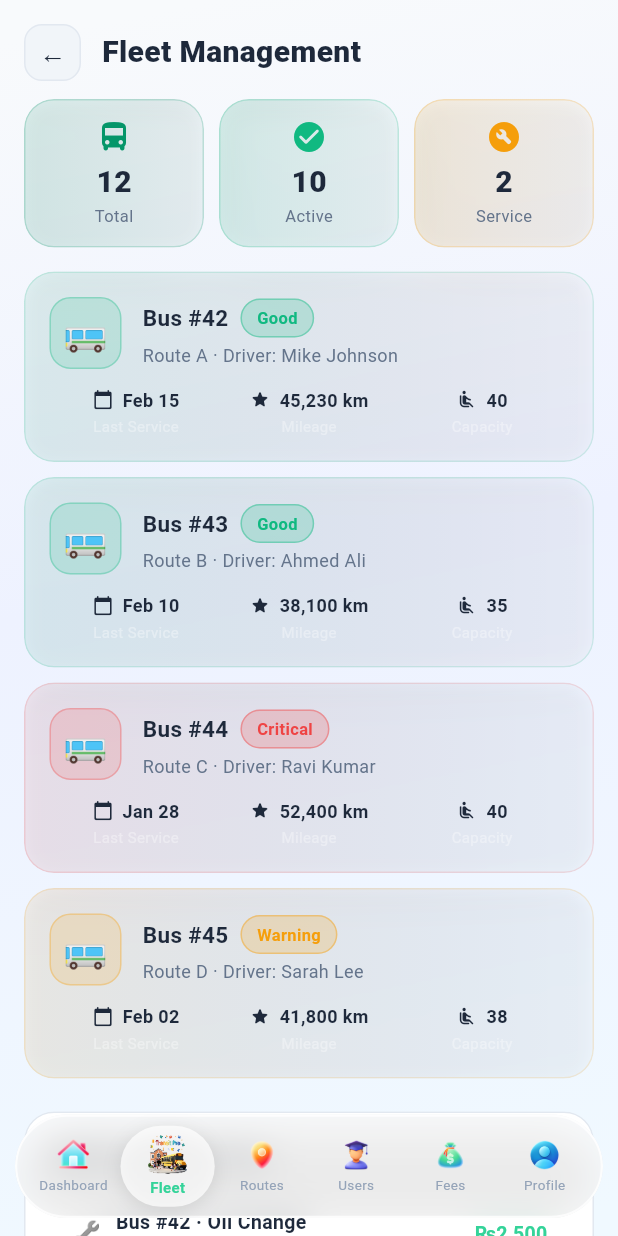
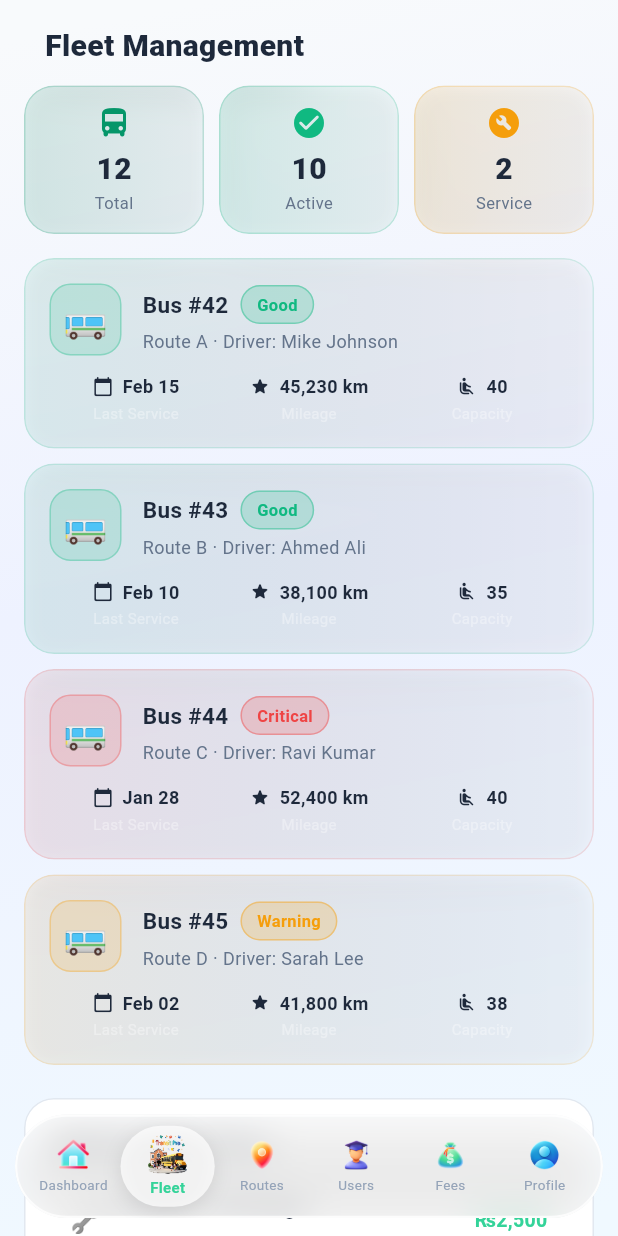
Before and after one commit to Noorulain-Shahid/transit_admin, a Flutter app: the AdminLayout screen opened by its route, after a tap on "View All", on a phone screen of 412 x 824 dp. Run offline on Flutter 3.47's test engine with Material 3 defaults, Android fonts, the light colour scheme and no system bars; our stand-ins replace firebase_auth, firebase_core, go_router, google_sign_in, image_picker, shared_preferences; accounts and stored records are empty.

Commit message:
Refactor admin screens to make onBack callback optional; update UI styles for better consistency

```diff
--- a/lib/screens/admin/admin_dashboard.dart
+++ b/lib/screens/admin/admin_dashboard.dart
@@ -472,7 +472,7 @@ class _AdminStatCard extends StatelessWidget {
           Text(
             label,
             style: TextStyle(
-              color: Colors.white.withValues(alpha: 0.6),
+              color: context.textSecondary,
               fontSize: 12,
               fontWeight: FontWeight.w600,
             ),
@@ -596,10 +596,7 @@ class _BusStatusRow extends StatelessWidget {
                 const SizedBox(height: 4),
                 Text(
                   '$students students',
-                  style: TextStyle(
-                    color: Colors.white.withValues(alpha: 0.35),
-                    fontSize: 11,
-                  ),
+                  style: TextStyle(color: context.textTertiary, fontSize: 11),
                 ),
               ],
             ),
@@ -816,7 +813,7 @@ class _QuickAction extends StatelessWidget {
               Text(
                 label,
                 style: TextStyle(
-                  color: Colors.white.withValues(alpha: 0.7),
+                  color: context.textPrimary,
                   fontSize: 11,
                   fontWeight: FontWeight.w600,
                 ),
--- a/lib/screens/admin/admin_fees.dart
+++ b/lib/screens/admin/admin_fees.dart
@@ -3,8 +3,8 @@ import '../../theme/app_theme.dart';
 import '../../widgets/glass_card.dart';
 
 class AdminFees extends StatefulWidget {
-  final VoidCallback onBack;
-  const AdminFees({super.key, required this.onBack});
+  final VoidCallback? onBack;
+  const AdminFees({super.key, this.onBack});
 
   @override
   State<AdminFees> createState() => _AdminFeesState();
@@ -328,14 +328,15 @@ class _Invoice {
 
 class _Header extends StatelessWidget {
   final String title;
-  final VoidCallback onBack;
-  const _Header({required this.title, required this.onBack});
+  final VoidCallback? onBack;
+  const _Header({required this.title, this.onBack});
   @override
   Widget build(BuildContext context) {
     return Container(
       padding: const EdgeInsets.fromLTRB(16, 16, 16, 12),
       child: Row(
         children: [
+          if (onBack != null)
             GestureDetector(
               onTap: onBack,
               child: Container(
--- a/lib/screens/admin/admin_layout.dart
+++ b/lib/screens/admin/admin_layout.dart
@@ -34,14 +34,8 @@ class _AdminLayoutState extends State<AdminLayout> {
       iconPath: 'assets/images/navbar/track_transparent.png',
       label: 'Routes',
     ),
-    _NavItem(
-      iconPath: 'assets/images/navbar/student.png',
-      label: 'Users',
-    ),
-    _NavItem(
-      iconPath: 'assets/images/navbar/fees.png',
-      label: 'Fees',
-    ),
+    _NavItem(iconPath: 'assets/images/navbar/student.png', label: 'Users'),
+    _NavItem(iconPath: 'assets/images/navbar/fees.png', label: 'Fees'),
     _NavItem(
       iconPath: 'assets/images/navbar/user_transparent.png',
       label: 'Profile',
@@ -59,10 +53,10 @@ class _AdminLayoutState extends State<AdminLayout> {
             index: _tab,
             children: [
               AdminDashboard(onNavigate: _goToTab),
-              AdminVehicles(onBack: () => _goToTab(0)),
-              AdminRoutes(onBack: () => _goToTab(0)),
-              AdminStudents(onBack: () => _goToTab(0)),
-              AdminFees(onBack: () => _goToTab(0)),
+              AdminVehicles(),
+              AdminRoutes(),
+              AdminStudents(),
+              AdminFees(),
               AdminProfile(
                 onNavigate: _goToTab,
                 onLogout: () => context.go('/login'),
--- a/lib/screens/admin/admin_routes.dart
+++ b/lib/screens/admin/admin_routes.dart
@@ -3,8 +3,8 @@ import '../../theme/app_theme.dart';
 import '../../widgets/glass_card.dart';
 
 class AdminRoutes extends StatelessWidget {
-  final VoidCallback onBack;
-  const AdminRoutes({super.key, required this.onBack});
+  final VoidCallback? onBack;
+  const AdminRoutes({super.key, this.onBack});
 
   @override
   Widget build(BuildContext context) {
@@ -327,14 +327,15 @@ class _Route {
 
 class _Header extends StatelessWidget {
   final String title;
-  final VoidCallback onBack;
-  const _Header({required this.title, required this.onBack});
+  final VoidCallback? onBack;
+  const _Header({required this.title, this.onBack});
   @override
   Widget build(BuildContext context) {
     return Container(
       padding: const EdgeInsets.fromLTRB(16, 16, 16, 12),
       child: Row(
         children: [
+          if (onBack != null)
             GestureDetector(
               onTap: onBack,
               child: Container(
--- a/lib/screens/admin/admin_students.dart
+++ b/lib/screens/admin/admin_students.dart
@@ -3,8 +3,8 @@ import '../../theme/app_theme.dart';
 import '../../widgets/glass_card.dart';
 
 class AdminStudents extends StatefulWidget {
-  final VoidCallback onBack;
-  const AdminStudents({super.key, required this.onBack});
+  final VoidCallback? onBack;
+  const AdminStudents({super.key, this.onBack});
 
   @override
   State<AdminStudents> createState() => _AdminStudentsState();
@@ -297,14 +297,15 @@ class _UserData {
 
 class _Header extends StatelessWidget {
   final String title;
-  final VoidCallback onBack;
-  const _Header({required this.title, required this.onBack});
+  final VoidCallback? onBack;
+  const _Header({required this.title, this.onBack});
   @override
   Widget build(BuildContext context) {
     return Container(
       padding: const EdgeInsets.fromLTRB(16, 16, 16, 12),
       child: Row(
         children: [
+          if (onBack != null)
             GestureDetector(
               onTap: onBack,
               child: Container(
--- a/lib/screens/admin/admin_vehicles.dart
+++ b/lib/screens/admin/admin_vehicles.dart
@@ -3,8 +3,8 @@ import '../../theme/app_theme.dart';
 import '../../widgets/glass_card.dart';
 
 class AdminVehicles extends StatelessWidget {
-  final VoidCallback onBack;
-  const AdminVehicles({super.key, required this.onBack});
+  final VoidCallback? onBack;
+  const AdminVehicles({super.key, this.onBack});
 
   @override
   Widget build(BuildContext context) {
@@ -246,8 +246,8 @@ class _Vehicle {
 
 class _Header extends StatelessWidget {
   final String title;
-  final VoidCallback onBack;
-  const _Header({required this.title, required this.onBack});
+  final VoidCallback? onBack;
+  const _Header({required this.title, this.onBack});
 
   @override
   Widget build(BuildContext context) {
@@ -255,6 +255,7 @@ class _Header extends StatelessWidget {
       padding: const EdgeInsets.fromLTRB(16, 16, 16, 12),
       child: Row(
         children: [
+          if (onBack != null)
             GestureDetector(
               onTap: onBack,
               child: Container(
```
Also changed, not shown: lib/screens/login_screen.dart (+28 -1 lines). Lines whose indentation alone changed are shown as unchanged.
